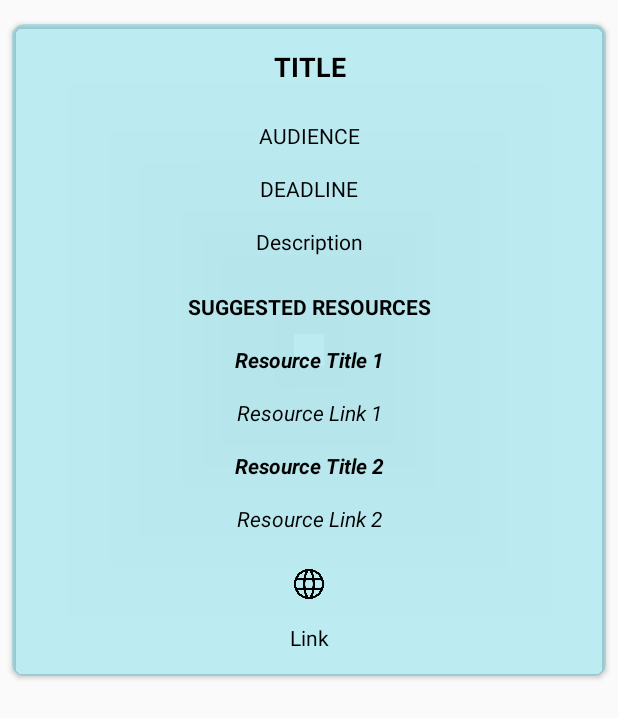
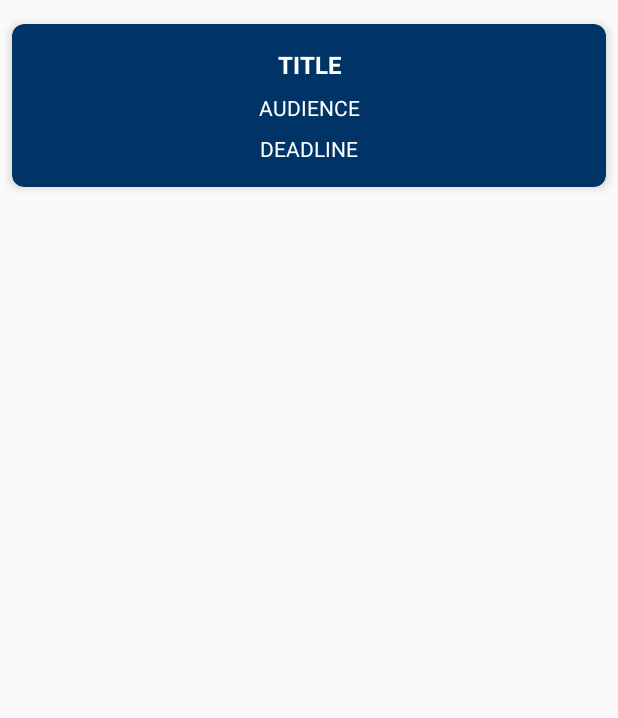
Before and after one commit to rounaakk/DexConnect, an Android app: the layout dex_card.xml on its own in the app's theme, with its tools: preview values and no code run, on a phone screen of 412 x 824 dp. Shown: the top 718 px of the screen. Run offline under Robolectric (Android 15) with nearby library versions, the phone set to English and light mode, and no system bars.

Commit message:
Devided the details into Staggered card view and a separate activity for extended details

```diff
--- a/app/build.gradle
+++ b/app/build.gradle
@@ -37,7 +37,7 @@ dependencies {
     implementation 'androidx.recyclerview:recyclerview:1.1.0'
     implementation 'androidx.cardview:cardview:1.0.0'
     implementation 'com.google.firebase:firebase-analytics:17.4.3'
-    implementation 	'com.google.firebase:firebase-database:19.3.0'
+    implementation 'com.google.firebase:firebase-database:19.3.0'
     implementation 'com.google.firebase:firebase-auth:19.3.1'
     implementation 'com.google.firebase:firebase-storage:19.1.1'
 }
--- a/app/src/main/AndroidManifest.xml
+++ b/app/src/main/AndroidManifest.xml
@@ -9,6 +9,7 @@
         android:roundIcon="@mipmap/ic_launcher_round"
         android:supportsRtl="true"
         android:theme="@style/AppTheme">
+        <activity android:name=".DetailsActivity"></activity>
         <activity android:name=".MainActivity">
             <intent-filter>
                 <action android:name="android.intent.action.MAIN" />
--- a/app/src/main/java/com/example/dexconnect/CardsAdapter.java
+++ b/app/src/main/java/com/example/dexconnect/CardsAdapter.java
@@ -1,5 +1,6 @@
 package com.example.dexconnect;
 
+import android.content.Intent;
 import android.view.LayoutInflater;
 import android.view.View;
 import android.view.ViewGroup;
@@ -13,6 +14,7 @@ import androidx.recyclerview.widget.RecyclerView;
 
 
 public class CardsAdapter extends FirebaseRecyclerAdapter<Cards,CardsAdapter.CardsViewHolder> {
+
 
     public CardsAdapter(@NonNull FirebaseRecyclerOptions options) {
         super(options);
@@ -30,35 +32,60 @@ public class CardsAdapter extends FirebaseRecyclerAdapter<Cards,CardsAdapter.Car
     }
 
     @Override
-    protected void onBindViewHolder(@NonNull CardsViewHolder holder, int position, @NonNull Cards model) {
+    protected void onBindViewHolder(@NonNull final CardsViewHolder holder, final int position, final Cards model) {
         holder.title.setText(model.getTitle());
         holder.aud.setText(model.getAud());
         holder.dLine.setText(model.getdLine());
-        holder.link.setText(model.getLink());
-        holder.refLink1.setText(model.getRefLink1());
-        holder.refLink2.setText(model.getRefLink2());
-        holder.refTitle1.setText(model.getRefTitle1());
-        holder.refTitle2.setText(model.getRefTitle2());
-        holder.desc.setText(model.getDesc());
+//        holder.link.setText(model.getLink());
+//        holder.refLink1.setText(model.getRefLink1());
+//        holder.refLink2.setText(model.getRefLink2());
+//        holder.refTitle1.setText(model.getRefTitle1());
+//        holder.refTitle2.setText(model.getRefTitle2());
+//        holder.desc.setText(model.getDesc());
+        holder.itemView.setOnClickListener(new View.OnClickListener() {
+            @Override
+            public void onClick(View view) {
+
+//                Toast.makeText(holder.itemView.getContext(), model.getTitle(), Toast.LENGTH_SHORT).show();
+
+
+                    Intent i = new Intent(holder.itemView.getContext(),DetailsActivity.class);
+                    i.putExtra("titleq",model.getTitle());
+                    i.putExtra("audq",model.getAud());
+                    i.putExtra("dLineq",model.getdLine());
+                    i.putExtra("linkq",model.getLink());
+                    i.putExtra("refLink1q",model.getRefLink1());
+                    i.putExtra("refLink2q",model.getRefLink2());
+                    i.putExtra("refTitle1q",model.getRefTitle1());
+                    i.putExtra("refTitle2q",model.getRefTitle2());
+                    i.putExtra("descq",model.getDesc());
+                    holder.itemView.getContext().startActivity(i);
+
+
+            }
+        });
 
 
     }
 
 
+
+
     class CardsViewHolder extends RecyclerView.ViewHolder {
 
         TextView title,aud,dLine,link,refLink1,refTitle1,refLink2,refTitle2,desc;
-        public CardsViewHolder(@NonNull View itemView) {
+        public CardsViewHolder(@NonNull final View itemView) {
             super(itemView);
             title=itemView.findViewById(R.id.title);
             aud=itemView.findViewById(R.id.audience);
             dLine=itemView.findViewById(R.id.deadline);
-            link=itemView.findViewById(R.id.link);
-            refLink1=itemView.findViewById(R.id.resLink1);
-            refLink2=itemView.findViewById(R.id.resLink2);
-            refTitle1=itemView.findViewById(R.id.resTitle1);
-            refTitle2=itemView.findViewById(R.id.resTitle2);
-            desc=itemView.findViewById(R.id.description);
+//            link=itemView.findViewById(R.id.link);
+//            refLink1=itemView.findViewById(R.id.resLink1);
+//            refLink2=itemView.findViewById(R.id.resLink2);
+//            refTitle1=itemView.findViewById(R.id.resTitle1);
+//            refTitle2=itemView.findViewById(R.id.resTitle2);
+//            desc=itemView.findViewById(R.id.description);
         }
     }
+
 }
--- a/app/src/main/java/com/example/dexconnect/MainActivity.java
+++ b/app/src/main/java/com/example/dexconnect/MainActivity.java
@@ -17,6 +17,7 @@ import androidx.annotation.NonNull;
 import androidx.appcompat.app.AppCompatActivity;
 import androidx.recyclerview.widget.LinearLayoutManager;
 import androidx.recyclerview.widget.RecyclerView;
+import androidx.recyclerview.widget.StaggeredGridLayoutManager;
 
 public class MainActivity extends AppCompatActivity {
     private RecyclerView mDexList;
@@ -35,7 +36,10 @@ public class MainActivity extends AppCompatActivity {
 
         mFirebaseAuth = FirebaseAuth.getInstance();
         mDexList = findViewById(R.id.myRecyclerView);
-        mDexList.setLayoutManager(new LinearLayoutManager(this));
+
+        StaggeredGridLayoutManager staggeredGridLayoutManager=new StaggeredGridLayoutManager(2,LinearLayoutManager.VERTICAL);
+
+        mDexList.setLayoutManager(staggeredGridLayoutManager);
 
         FirebaseRecyclerOptions<Cards> options =
                 new FirebaseRecyclerOptions.Builder<Cards>()
@@ -47,14 +51,17 @@ public class MainActivity extends AppCompatActivity {
         adapter = new CardsAdapter(options);
         mDexList.setAdapter(adapter);
 
+
+
         mAuthStateListener = new FirebaseAuth.AuthStateListener() {
             @Override
             public void onAuthStateChanged(@NonNull FirebaseAuth firebaseAuth) {
                 FirebaseUser user = firebaseAuth.getCurrentUser();
 
                 if (user != null) {
+//
+//                    Toast.makeText(MainActivity.this, "You are Signed in", Toast.LENGTH_SHORT).show();
 
-                    Toast.makeText(MainActivity.this, "You are Signed in", Toast.LENGTH_SHORT).show();
                 } else {
 
 
@@ -78,6 +85,7 @@ public class MainActivity extends AppCompatActivity {
 
 
         };
+
     }
 
 
@@ -89,7 +97,7 @@ public class MainActivity extends AppCompatActivity {
 
             if (resultCode==RESULT_OK)
             {
-                Toast.makeText(this, "You are Signed in", Toast.LENGTH_SHORT).show();
+//                Toast.makeText(this, "You are Signed in", Toast.LENGTH_SHORT).show();
             }
             else if (resultCode==RESULT_CANCELED)
             {
--- a/app/src/main/res/layout/dex_card.xml
+++ b/app/src/main/res/layout/dex_card.xml
@@ -1,7 +1,6 @@
 <?xml version="1.0" encoding="utf-8"?>
 
-    <androidx.cardview.widget.CardView
-        xmlns:android="http://schemas.android.com/apk/res/android"
+<androidx.cardview.widget.CardView xmlns:android="http://schemas.android.com/apk/res/android"
     xmlns:app="http://schemas.android.com/apk/res-auto"
     xmlns:tools="http://schemas.android.com/tools"
     android:id="@+id/dexcard"
@@ -12,8 +11,9 @@
     android:layout_marginTop="16dp"
     android:layout_marginEnd="8dp"
     android:layout_marginRight="8dp"
-        app:cardBackgroundColor="#4000BCD4"
+    app:cardBackgroundColor="#003366"
     app:cardCornerRadius="8dp"
+    app:cardElevation="4dp"
     app:layout_constraintEnd_toEndOf="parent"
     app:layout_constraintStart_toStartOf="parent"
     app:layout_constraintTop_toTopOf="parent">
@@ -32,11 +32,10 @@
             android:layout_marginTop="16dp"
             android:layout_marginEnd="8dp"
             android:layout_marginRight="8dp"
-                android:layout_marginBottom="16dp"
             android:gravity="center"
             android:textAllCaps="true"
-                android:textColor="#000000"
-                android:textSize="18sp"
+            android:textColor="#FFFFFF"
+            android:textSize="16sp"
             android:textStyle="bold"
             tools:text="Title" />
 
@@ -47,108 +46,113 @@
             android:layout_margin="8dp"
             android:gravity="center"
             android:textAllCaps="true"
-                android:textColor="#000000"
+            android:textColor="#FFFFFF"
             tools:text="Audience" />
 
         <TextView
             android:id="@+id/deadline"
             android:layout_width="match_parent"
             android:layout_height="wrap_content"
-                android:layout_margin="8dp"
-                android:gravity="center"
-                android:textAllCaps="true"
-                android:textColor="#000000"
-                tools:text="Deadline" />
-
-            <TextView
-                android:id="@+id/description"
-                android:layout_width="match_parent"
-                android:layout_height="wrap_content"
             android:layout_marginStart="8dp"
             android:layout_marginLeft="8dp"
-                android:layout_marginTop="8dp"
+
             android:layout_marginEnd="8dp"
             android:layout_marginRight="8dp"
             android:layout_marginBottom="16dp"
             android:gravity="center"
-                android:textColor="#000000"
-                tools:text="Description" />
+            android:textAllCaps="true"
+            android:textColor="#FFFFFF"
+            tools:text="Deadline" />
 
-            <TextView
-                android:layout_width="match_parent"
-                android:layout_height="wrap_content"
-                android:layout_margin="8dp"
-                android:gravity="center"
-                android:text="@string/suggested_resources"
-                android:textAllCaps="true"
-                android:textColor="#000000"
-                android:textStyle="bold" />
+<!--        <TextView-->
+<!--            android:id="@+id/description"-->
+<!--            android:layout_width="match_parent"-->
+<!--            android:layout_height="wrap_content"-->
+<!--            android:layout_marginStart="8dp"-->
+<!--            android:layout_marginLeft="8dp"-->
+<!--            android:layout_marginTop="8dp"-->
+<!--            android:layout_marginEnd="8dp"-->
+<!--            android:layout_marginRight="8dp"-->
+<!--            android:layout_marginBottom="16dp"-->
+<!--            android:gravity="center"-->
+<!--            android:textColor="#FFFFFF"-->
+<!--            tools:text="Description" />-->
 
-            <TextView
-                android:id="@+id/resTitle1"
-                android:layout_width="match_parent"
-                android:layout_height="wrap_content"
-                android:layout_margin="8dp"
-                android:gravity="center"
-                android:textColor="#000000"
-                android:textStyle="bold|italic"
-                tools:text="Resource Title 1" />
+<!--        <TextView-->
+<!--            android:layout_width="match_parent"-->
+<!--            android:layout_height="wrap_content"-->
+<!--            android:layout_margin="8dp"-->
+<!--            android:gravity="center"-->
+<!--            android:text="@string/suggested_resources"-->
+<!--            android:textAllCaps="true"-->
+<!--            android:textColor="#FFFFFF"-->
+<!--            android:textStyle="bold" />-->
 
-            <TextView
-                android:id="@+id/resLink1"
-                android:layout_width="match_parent"
-                android:layout_height="wrap_content"
-                android:layout_margin="8dp"
-                android:gravity="center"
-                android:textColor="#000000"
-                android:textStyle="italic"
-                tools:text="Resource Link 1" />
+<!--        <TextView-->
+<!--            android:id="@+id/resTitle1"-->
+<!--            android:layout_width="match_parent"-->
+<!--            android:layout_height="wrap_content"-->
+<!--            android:layout_margin="8dp"-->
+<!--            android:gravity="center"-->
+<!--            android:textColor="#FFFFFF"-->
+<!--            android:textStyle="bold|italic"-->
+<!--            tools:text="Resource Title 1" />-->
 
-            <TextView
-                android:id="@+id/resTitle2"
-                android:layout_width="match_parent"
-                android:layout_height="wrap_content"
-                android:layout_margin="8dp"
-                android:gravity="center"
-                android:textColor="#000000"
-                android:textStyle="bold|italic"
-                tools:text="Resource Title 2" />
+<!--        <TextView-->
+<!--            android:id="@+id/resLink1"-->
+<!--            android:layout_width="match_parent"-->
+<!--            android:layout_height="wrap_content"-->
+<!--            android:layout_margin="8dp"-->
+<!--            android:gravity="center"-->
+<!--            android:textColor="#FFFFFF"-->
+<!--            android:textStyle="italic"-->
+<!--            tools:text="Resource Link 1" />-->
 
-            <TextView
-                android:id="@+id/resLink2"
-                android:layout_width="match_parent"
-                android:layout_height="wrap_content"
-                android:layout_margin="8dp"
-                android:gravity="center"
-                android:textColor="#000000"
-                android:textStyle="italic"
-                tools:text="Resource Link 2" />
+<!--        <TextView-->
+<!--            android:id="@+id/resTitle2"-->
+<!--            android:layout_width="match_parent"-->
+<!--            android:layout_height="wrap_content"-->
+<!--            android:layout_margin="8dp"-->
+<!--            android:gravity="center"-->
+<!--            android:textColor="#FFFFFF"-->
+<!--            android:textStyle="bold|italic"-->
+<!--            tools:text="Resource Title 2" />-->
 
-            <ImageView
-                android:layout_width="20dp"
-                android:layout_height="20dp"
-                android:layout_gravity="center"
-                android:layout_marginStart="8dp"
-                android:layout_marginLeft="8dp"
-                android:layout_marginTop="16dp"
-                android:layout_marginEnd="8dp"
-                android:layout_marginRight="8dp"
-                android:layout_marginBottom="8dp"
-                android:contentDescription="@string/web_logo"
-                app:srcCompat="@drawable/web" />
+<!--        <TextView-->
+<!--            android:id="@+id/resLink2"-->
+<!--            android:layout_width="match_parent"-->
+<!--            android:layout_height="wrap_content"-->
+<!--            android:layout_margin="8dp"-->
+<!--            android:gravity="center"-->
+<!--            android:textColor="#FFFFFF"-->
+<!--            android:textStyle="italic"-->
+<!--            tools:text="Resource Link 2" />-->
 
-            <TextView
-                android:id="@+id/link"
-                android:layout_width="match_parent"
-                android:layout_height="wrap_content"
-                android:layout_marginStart="8dp"
-                android:layout_marginLeft="8dp"
-                android:layout_marginTop="8dp"
-                android:layout_marginEnd="8dp"
-                android:layout_marginRight="8dp"
-                android:layout_marginBottom="16dp"
-                android:gravity="center"
-                android:textColor="#000000"
-                tools:text="Link" />
+<!--        <ImageView-->
+<!--            android:layout_width="20dp"-->
+<!--            android:layout_height="20dp"-->
+<!--            android:layout_gravity="center"-->
+<!--            android:layout_marginStart="8dp"-->
+<!--            android:layout_marginLeft="8dp"-->
+<!--            android:layout_marginTop="16dp"-->
+<!--            android:layout_marginEnd="8dp"-->
+<!--            android:layout_marginRight="8dp"-->
+<!--            android:layout_marginBottom="8dp"-->
+<!--            android:contentDescription="@string/web_logo"-->
+<!--            app:srcCompat="@drawable/web" />-->
+
+<!--        <TextView-->
+<!--            android:id="@+id/link"-->
+<!--            android:layout_width="match_parent"-->
+<!--            android:layout_height="wrap_content"-->
+<!--            android:layout_marginStart="8dp"-->
+<!--            android:layout_marginLeft="8dp"-->
+<!--            android:layout_marginTop="8dp"-->
+<!--            android:layout_marginEnd="8dp"-->
+<!--            android:layout_marginRight="8dp"-->
+<!--            android:layout_marginBottom="16dp"-->
+<!--            android:gravity="center"-->
+<!--            android:textColor="#FFFFFF"-->
+<!--            tools:text="Link" />-->
     </LinearLayout>
 </androidx.cardview.widget.CardView>
--- a/app/src/main/res/values/colors.xml
+++ b/app/src/main/res/values/colors.xml
@@ -1,6 +1,6 @@
 <?xml version="1.0" encoding="utf-8"?>
 <resources>
-    <color name="colorPrimary">#6200EE</color>
+    <color name="colorPrimary">#3700B3</color>
     <color name="colorPrimaryDark">#3700B3</color>
     <color name="colorAccent">#03DAC5</color>
 </resources>
```
Lines whose indentation alone changed are shown as unchanged.
